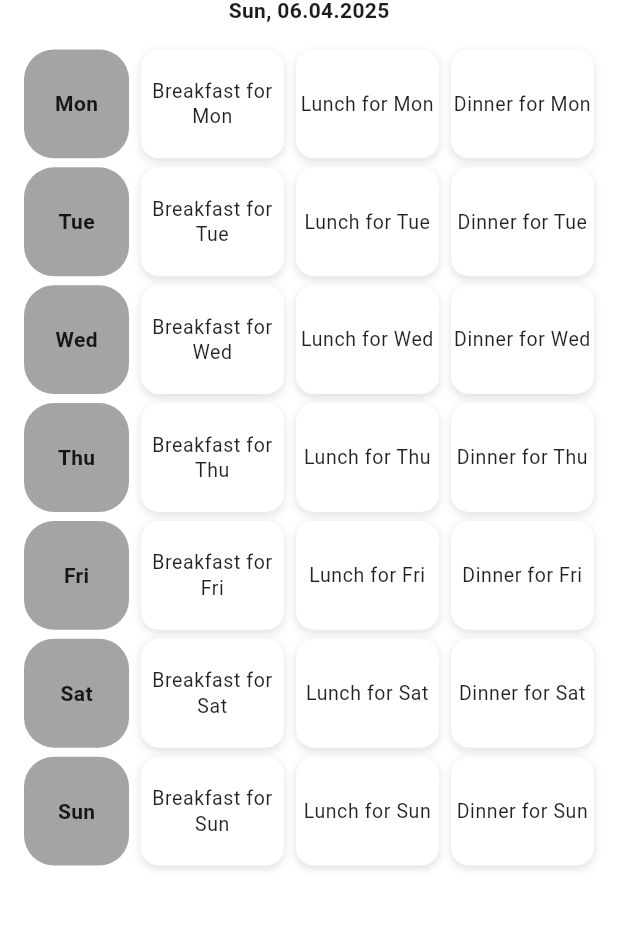
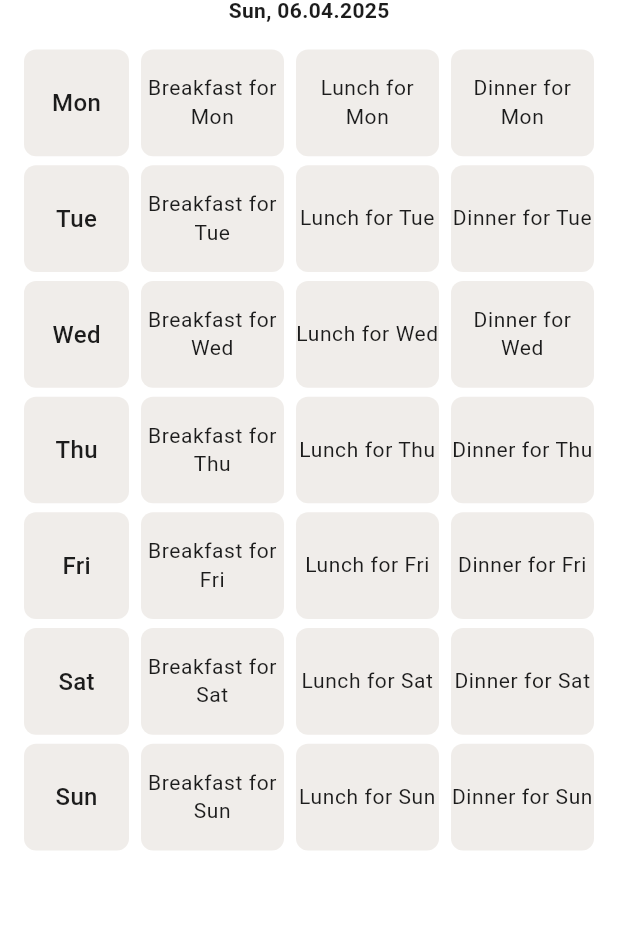
Before and after one commit to clnuding/recipeapp, a Flutter app: the MealPlanningPage screen opened directly, after a tap on the "chevron left" icon, after a tap on the "chevron right" icon, after a tap on the "grid view" icon, on a phone screen of 412 x 824 dp, the part 135-1066 px from its top. Run offline on Flutter 3.47's test engine with Material 3 defaults, Android fonts, the phone set to English and light mode, and no system bars; our stand-ins replace flutter_dotenv, flutter_svg, google_fonts, google_sign_in, icons_plus, image_picker and 2 more; missing offline and left inert: excel, flutter_custom_tabs; accounts and stored records are empty; network calls fail.

Commit message:
Adjusted meal theme

```diff
--- a/lib/screens/meal_plan_table_overview.dart
+++ b/lib/screens/meal_plan_table_overview.dart
@@ -1,4 +1,5 @@
 import 'package:flutter/material.dart';
+import 'package:recipeapp/theme/theme.dart';
 
 class MealPlanTableView extends StatelessWidget {
   const MealPlanTableView({super.key});
@@ -23,7 +24,7 @@ class MealPlanTableView extends StatelessWidget {
   Widget build(BuildContext context) {
     final theme = Theme.of(context);
     final double screenHeight = MediaQuery.of(context).size.height;
-    final double topReservedHeight = 280; // Reserved for header/nav
+    final double topReservedHeight = 290; // Reserved for header/nav
     const double rowSpacing = 6; // Space between each row
 
     final double totalSpacing = rowSpacing * (days.length - 1);
@@ -54,18 +55,19 @@ class MealPlanTableView extends StatelessWidget {
                       width: 70,
                       alignment: Alignment.center,
                       decoration: BoxDecoration(
-                        color: theme.colorScheme.secondary.withValues(
-                          alpha: 0.4,
+                        color: theme.colorScheme.surfaceBright,
+                        borderRadius: BorderRadius.circular(
+                          SpoonSparkTheme.radiusS,
                         ),
-                        borderRadius: BorderRadius.circular(20),
                       ),
                       child: Text(
                         day,
-                        style: const TextStyle(
-                          fontWeight: FontWeight.w600,
-                          fontSize: 14,
-                          color: Colors.black87,
-                        ),
+                        style: SpoonSparkTheme.bodyMedium,
+                        // const TextStyle(
+                        //   fontWeight: FontWeight.w600,
+                        //   fontSize: 14,
+                        //   color: Colors.black87,
+                        // ),
                       ),
                     ),
 
@@ -75,24 +77,23 @@ class MealPlanTableView extends StatelessWidget {
                         child: Container(
                           margin: const EdgeInsets.only(left: 8),
                           decoration: BoxDecoration(
-                            color: Colors.white,
-                            borderRadius: BorderRadius.circular(12),
-                            boxShadow: [
-                              BoxShadow(
-                                color: Colors.black12,
-                                blurRadius: 4,
-                                offset: const Offset(0, 2),
-                              ),
-                            ],
+                            color: theme.colorScheme.surfaceBright,
+                            borderRadius: BorderRadius.circular(
+                              SpoonSparkTheme.radiusS,
+                            ),
+                            // boxShadow: [
+                            //   BoxShadow(
+                            //     color: Colors.black12,
+                            //     blurRadius: 4,
+                            //     offset: const Offset(0, 2),
+                            //   ),
+                            // ],
                           ),
                           child: Center(
                             child: Text(
                               getMealContent(day, meal),
                               textAlign: TextAlign.center,
-                              style: theme.textTheme.bodySmall?.copyWith(
-                                fontSize: 13,
-                                color: Colors.black87,
-                              ),
+                              style: theme.textTheme.bodySmall,
                             ),
                           ),
                         ),
--- a/lib/screens/meal_plan_tile_overview.dart
+++ b/lib/screens/meal_plan_tile_overview.dart
@@ -167,13 +167,13 @@ class _MealPlanningPageState extends State<MealPlanningPage> {
                 child: Column(
                   crossAxisAlignment: CrossAxisAlignment.start,
                   children: [
-                    Text(
-                      day,
-                      style: const TextStyle(
-                        fontSize: 16,
-                        fontWeight: FontWeight.w600,
-                      ),
-                    ),
+                    // Text(
+                    //   day,
+                    //   style: const TextStyle(
+                    //     fontSize: 16,
+                    //     fontWeight: FontWeight.w600,
+                    //   ),
+                    // ),
                     const SizedBox(height: 12),
                     Row(
                       children: [
@@ -198,7 +198,7 @@ class _MealPlanningPageState extends State<MealPlanningPage> {
       child: Container(
         height: 130,
         decoration: BoxDecoration(
-          color: theme.colorScheme.surface,
+          color: theme.colorScheme.surfaceBright,
           borderRadius: BorderRadius.circular(7),
         ),
         child:
@@ -207,10 +207,10 @@ class _MealPlanningPageState extends State<MealPlanningPage> {
                 : Center(
                   child: Text(
                     label,
-                    style: TextStyle(
-                      color: theme.colorScheme.onSurface.withValues(alpha: 0.6),
-                      fontWeight: FontWeight.w500,
-                    ),
+                    // style: TextStyle(
+                    //   color: theme.colorScheme.onSurface.withValues(alpha: 0.6),
+                    //   fontWeight: FontWeight.w500,
+                    // ),
                   ),
                 ),
       ),
--- a/lib/theme/theme.dart
+++ b/lib/theme/theme.dart
@@ -136,7 +136,7 @@ class SpoonSparkTheme {
         brightness: Brightness.light,
         primary: _primary,
         onPrimary: _textOnPrimaryLight,
-        secondary: _primaryTextLight,
+        secondary: const Color.fromARGB(255, 28, 28, 28),
         onSecondary: _textOnPrimaryLight,
         secondaryContainer: _backgroundAccent,
         onSecondaryContainer: _textOnPrimaryLight,
--- a/lib/widgets/atomics/meal_plan_tile.dart
+++ b/lib/widgets/atomics/meal_plan_tile.dart
@@ -12,9 +12,9 @@ class MealPlanTile extends StatelessWidget {
     final theme = Theme.of(context);
 
     return ClipRRect(
-      borderRadius: BorderRadius.circular(7),
+      borderRadius: BorderRadius.circular(SpoonSparkTheme.radiusS),
       child: Container(
-        color: theme.colorScheme.onPrimary,
+        color: theme.colorScheme.surfaceBright,
         child: Column(
           crossAxisAlignment: CrossAxisAlignment.start,
           children: [
```
Also changed, not shown: lib/screens/add_recipe.dart (+17 -9 lines).
